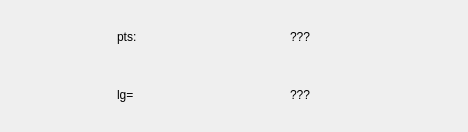
This is 3DMetrics/attriblinewidget.ui in IfremerUnderwater/3DMetrics as Qt 5 draws it before an edit. The edited form follows.
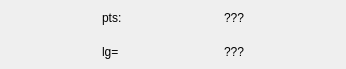
This is the edited form. Icons and pictures are not drawn.

What changed in the file:
```diff
--- a/3DMetrics/attriblinewidget.ui
+++ b/3DMetrics/attriblinewidget.ui
@@ -6,8 +6,8 @@
    <rect>
     <x>0</x>
     <y>0</y>
-    <width>468</width>
-    <height>132</height>
+    <width>346</width>
+    <height>69</height>
    </rect>
   </property>
   <property name="minimumSize">
@@ -20,6 +20,21 @@
    <string>Form</string>
   </property>
   <layout class="QHBoxLayout" name="horizontalLayout_2">
+   <property name="spacing">
+    <number>1</number>
+   </property>
+   <property name="leftMargin">
+    <number>1</number>
+   </property>
+   <property name="topMargin">
+    <number>1</number>
+   </property>
+   <property name="rightMargin">
+    <number>1</number>
+   </property>
+   <property name="bottomMargin">
+    <number>1</number>
+   </property>
    <item>
     <layout class="QHBoxLayout" name="horizontalLayout">
      <item>
```
